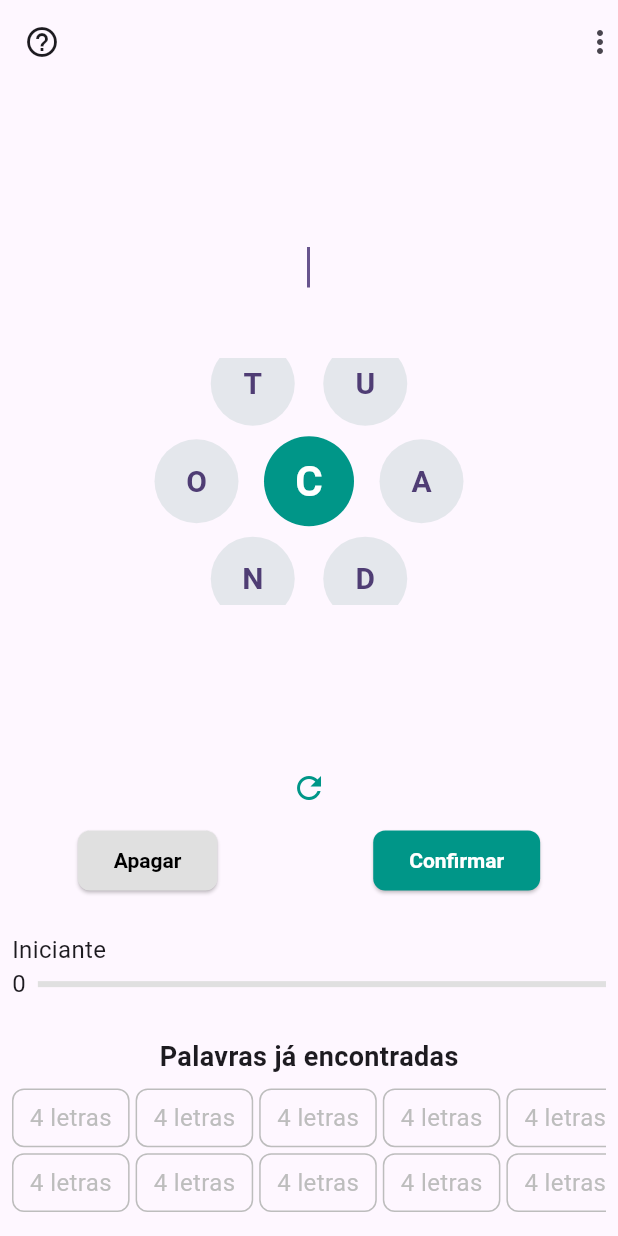
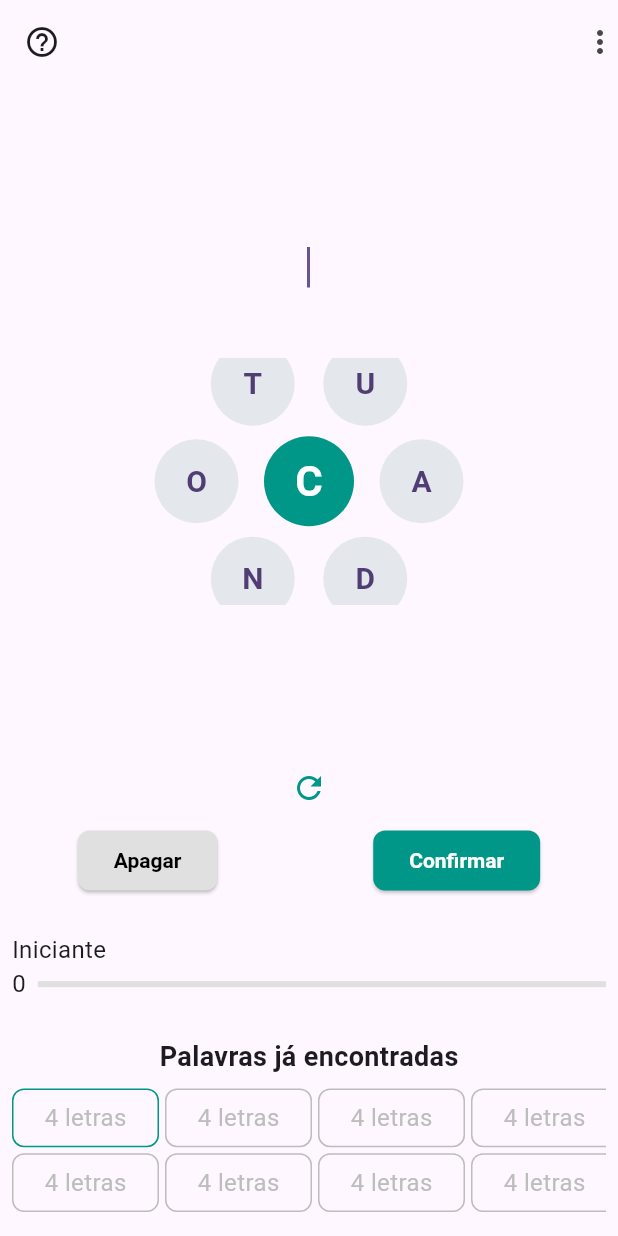
Before and after one commit to DouglasValerio/SoletraApp, a Flutter app: the screen it shows after launch, on a phone screen of 412 x 824 dp. Run offline on Flutter 3.47's test engine with Material 3 defaults, Android fonts, the phone set to English and light mode, and no system bars; our stand-ins replace bloc, flutter_bloc, toastification.

Commit message:
improve UI response to game events

```diff
--- a/lib/bloc/word_game/word_game_bloc.dart
+++ b/lib/bloc/word_game/word_game_bloc.dart
@@ -26,7 +26,7 @@ class WordGameBloc extends Bloc<WordGameEvent, WordGameState> {
   List<WordModel> _stateCache = [];
   void _mapWordGameStartedToState(Emitter<WordGameState> emit) async {
     _stateCache = await _wordGameRepository.getWordGame();
-    emit(WordGameSuccess(wordGameModel: _stateCache));
+    emit(WordGameSuccess(wordGameModel: _stateCache, index: 0));
   }
 
   void _mapWordGameSubmittedToState(
@@ -39,7 +39,7 @@ class WordGameBloc extends Bloc<WordGameEvent, WordGameState> {
         (element) => element.word.toLowerCase() == event.word.toLowerCase());
     if (index != -1) {
       _stateCache[index] = _stateCache[index].setAsFound();
-    emit(WordGameSuccess(wordGameModel: _stateCache));
+    emit(WordGameSuccess(wordGameModel: _stateCache, index: index));
     return;
     }
     emit(WordGameFailedAttempt(wordGameModel: _stateCache));
--- a/lib/bloc/word_game/word_game_state.dart
+++ b/lib/bloc/word_game/word_game_state.dart
@@ -7,8 +7,9 @@ final class WordGameInitial extends WordGameState {}
 final class WordGameLoading extends WordGameState {}
 final class WordGameSuccess extends WordGameState {
   final List<WordModel> wordGameModel;
+  final int index;
 
-  WordGameSuccess({required this.wordGameModel});
+  WordGameSuccess({required this.wordGameModel ,required this.index});
 }
 class WordGameFailedAttempt extends WordGameState {
   final List<WordModel> wordGameModel;
--- /dev/null
+++ b/lib/views/widgets/word_game_display_widget.dart
@@ -0,0 +1,133 @@
+import 'package:flutter/material.dart';
+import 'package:flutter_bloc/flutter_bloc.dart';
+import 'package:soletra_app/bloc/word_game/word_game_bloc.dart';
+import 'package:soletra_app/models/models.dart';
+
+class WordGameDisplayWidget extends StatelessWidget {
+  WordGameDisplayWidget({
+    super.key,
+    required this.words,
+  });
+
+  final List<WordModel> words;
+
+  final ScrollController _scrollController = ScrollController();
+
+  final int _rows = 2;
+  final double _cellWidth = 250.0;
+  final double _cellHeight = 100.0;
+
+  void _scrollToIndex(int index) {
+    final int column = index ~/ _rows;
+    final double offset = column * _cellHeight;
+    _scrollController.animateTo(
+      offset,
+      duration: const Duration(milliseconds: 500),
+      curve: Curves.easeInOut,
+    );
+  }
+
+  @override
+  Widget build(BuildContext context) {
+    return Column(
+      children: [
+        Padding(
+          padding: const EdgeInsets.all(8.0),
+          child: Column(
+            crossAxisAlignment: CrossAxisAlignment.start,
+            children: [
+              const Text(
+                'Iniciante',
+                textAlign: TextAlign.left,
+                style: TextStyle(fontSize: 16),
+              ),
+              const SizedBox(width: 8),
+              Row(
+                children: [
+                  Text(
+                    '${words.totalScore}',
+                    style: const TextStyle(fontSize: 16),
+                  ),
+                  const SizedBox(width: 8),
+                  Expanded(
+                    child: LinearProgressIndicator(
+                      value: words.progress,
+                      backgroundColor: Colors.grey.shade300,
+                      color: Colors.teal,
+                    ),
+                  ),
+                ],
+              ),
+            ],
+          ),
+        ),
+        const SizedBox(height: 16),
+        const Text(
+          'Palavras já encontradas',
+          style: TextStyle(fontSize: 18, fontWeight: FontWeight.bold),
+        ),
+        const SizedBox(height: 8),
+        Container(
+          padding: const EdgeInsets.symmetric(horizontal: 8),
+          width: MediaQuery.sizeOf(context).width,
+          height: MediaQuery.sizeOf(context).height * 0.1,
+          child: BlocConsumer<WordGameBloc, WordGameState>(
+            listener: (context, state) {
+              if (state is WordGameSuccess) {
+              _scrollToIndex(state.index);
+            }
+            },
+            builder: (context, state) {
+              final int? i = (state is WordGameSuccess) ? state.index : null;
+              return GridView.builder(
+                controller: _scrollController,
+                shrinkWrap: true,
+                scrollDirection: Axis.horizontal,
+                gridDelegate: SliverGridDelegateWithFixedCrossAxisCount(
+                  crossAxisCount: 2,
+                  childAspectRatio: _cellHeight / _cellWidth,
+                  crossAxisSpacing: 4,
+                  mainAxisSpacing: 4,
+                ),
+                itemCount:
+                    words.length, // Adjust according to your word count
+                itemBuilder: (context, index) {
+                  return Container(
+                    height: 60,
+                    decoration: BoxDecoration(
+                      borderRadius: BorderRadius.circular(8),
+                      border: Border.all(color: index==i?Colors.teal: Colors.grey.shade400),
+                    ),
+                    alignment: Alignment.center,
+                    child: Builder(builder: (context) {
+                      if (words[index].isFound) {
+                        return Text(
+                          words[index]
+                              .word
+                              .split(' ')
+                              .map((word) => word.isNotEmpty
+                                  ? '${word[0].toUpperCase()}${word.substring(1)}'
+                                  : '')
+                              .join(' '),
+                          style: const TextStyle(
+                            color: Colors.black,
+                            fontSize: 16,
+                          ),
+                        );
+                      }
+                      return Text(
+                        '${words[index].word.length} letras',
+                        style: TextStyle(
+                            color: Colors.grey.shade400, fontSize: 16),
+                      );
+                    }),
+                  );
+                },
+              );
+            },
+          ),
+        ),
+      ],
+    );
+  }
+}
--- a/lib/views/widgets/word_game_widget.dart
+++ b/lib/views/widgets/word_game_widget.dart
@@ -4,7 +4,7 @@ import 'package:flutter_bloc/flutter_bloc.dart';
 import 'package:soletra_app/bloc/letters/letters_bloc.dart';
 
 import 'package:soletra_app/bloc/word_game/word_game_bloc.dart';
-import 'package:soletra_app/models/models.dart';
+import 'package:soletra_app/views/widgets/found_words_widget.dart';
 import 'package:soletra_app/views/widgets/outer_letters_widget.dart';
 
 class WordGameUI extends StatefulWidget {
@@ -178,146 +178,3 @@ class _WordGameUIState extends State<WordGameUI> {
     );
   }
 }
-
-class FoundWordsWidget extends StatelessWidget {
-  const FoundWordsWidget({
-    super.key,
-  });
-
-  @override
-  Widget build(BuildContext context) {
-    return BlocConsumer<WordGameBloc, WordGameState>(
-      listener: (context, state) {
-        if (state is WordGameSuccess) {
-          ScaffoldMessenger.of(context).showSnackBar(
-            const SnackBar(
-              content: Text('Palavra encontrada!'),
-            ),
-          );
-        }
-        if (state is WordGameFailedAttempt) {
-          ScaffoldMessenger.of(context).showSnackBar(
-            const SnackBar(
-              content: Text('Palavra não encontrada!'),
-            ),
-          );
-        }
-      },
-      builder: (context, state) {
-        if (state is WordGameLoading) {
-          return const Center(
-            child: CircularProgressIndicator(),
-          );
-        }
-        if (state is WordGameFailure) {
-          return Center(
-            child: Text(state.message),
-          );
-        }
-        if (state is WordGameSuccess) {
-          final words = state.wordGameModel;
-          return WordGameDisplayWidget(words: words);
-        }
-        if (state is WordGameFailedAttempt) {
-          final words = state.wordGameModel;
-          return WordGameDisplayWidget(words: words);
-        }
-        return const SizedBox();
-      },
-    );
-  }
-}
-
-class WordGameDisplayWidget extends StatelessWidget {
-  const WordGameDisplayWidget({
-    super.key,
-    required this.words,
-  });
-
-  final List<WordModel> words;
-
-  @override
-  Widget build(BuildContext context) {
-    return Column(
-      children: [
-        Padding(
-          padding: const EdgeInsets.all(8.0),
-          child: Column(
-            crossAxisAlignment: CrossAxisAlignment.start,
-            children: [
-              const Text(
-                'Iniciante',
-                textAlign: TextAlign.left,
-                style: TextStyle(fontSize: 16),
-              ),
-              const SizedBox(width: 8),
-              Row(
-                children: [
-                  Text(
-                    '${words.totalScore}',
-                    style: const TextStyle(fontSize: 16),
-                  ),
-                  const SizedBox(width: 8),
-                  Expanded(
-                    child: LinearProgressIndicator(
-                      value: words.progress,
-                      backgroundColor: Colors.grey.shade300,
-                      color: Colors.teal,
-                    ),
-                  ),
-                ],
-              ),
-            ],
-          ),
-        ),
-        const SizedBox(height: 16),
-        const Text(
-          'Palavras já encontradas',
-          style: TextStyle(fontSize: 18, fontWeight: FontWeight.bold),
-        ),
-        const SizedBox(height: 8),
-        Container(
-          padding: const EdgeInsets.symmetric(horizontal: 8),
-          width: MediaQuery.sizeOf(context).width,
-          height: MediaQuery.sizeOf(context).height * 0.1,
-          child: GridView.builder(
-            shrinkWrap: true,
-            scrollDirection: Axis.horizontal,
-            gridDelegate: const SliverGridDelegateWithFixedCrossAxisCount(
-              crossAxisCount: 2,
-              childAspectRatio: .5,
-              crossAxisSpacing: 4,
-              mainAxisSpacing: 4,
-            ),
-            itemCount: words.length, // Adjust according to your word count
-            itemBuilder: (context, index) {
-              return Container(
-                height: 60,
-                decoration: BoxDecoration(
-                  borderRadius: BorderRadius.circular(8),
-                  border: Border.all(color: Colors.grey.shade400),
-                ),
-                alignment: Alignment.center,
-                child: Builder(builder: (context) {
-                  if (words[index].isFound) {
-                    return Text(
-                      words[index].word,
-                      style: const TextStyle(
-                        color: Colors.teal,
-                        fontSize: 16,
-                      ),
-                    );
-                  }
-                  return Text(
-                    '${words[index].word.length} letras',
-                    style: TextStyle(color: Colors.grey.shade400, fontSize: 16),
-                  );
-                }),
-              );
-            },
-          ),
-        ),
-      ],
-    );
-  }
-}
--- a/pubspec.yaml
+++ b/pubspec.yaml
@@ -36,6 +36,7 @@ dependencies:
   # Use with the CupertinoIcons class for iOS style icons.
   cupertino_icons: ^1.0.8
   flutter_bloc: ^8.1.6
+  toastification: ^2.3.0
 
 dev_dependencies:
   flutter_test:
```
Also changed, not shown: lib/views/widgets/found_words_widget.dart (added, +75 -0 lines), pubspec.lock.
